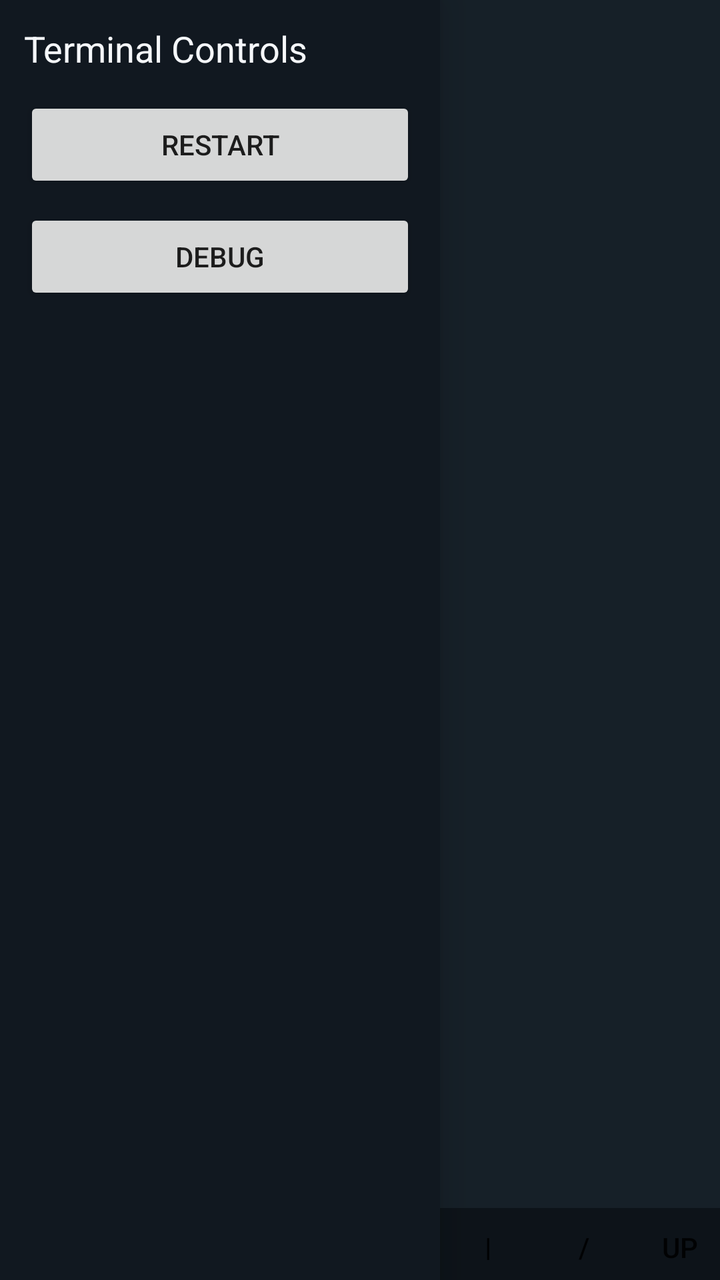
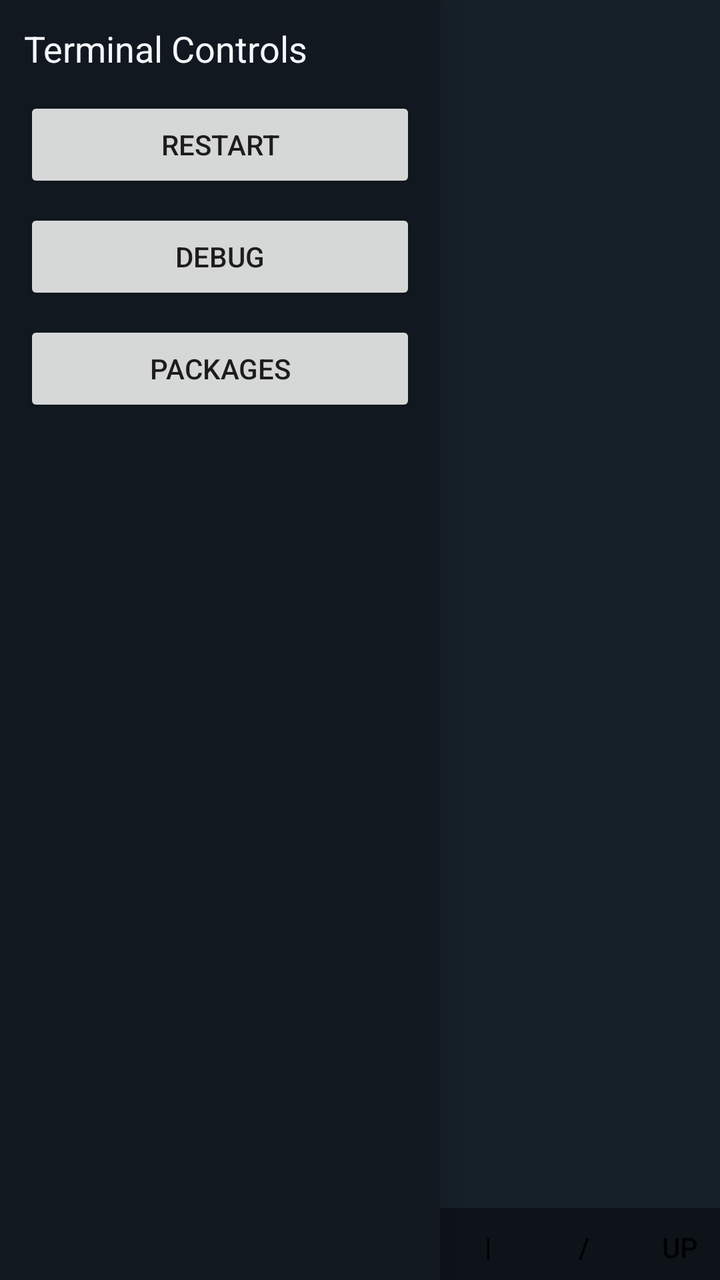

Screens rendered from an Android XML layout before and after an edit, with the pre-edit source and the edit as a unified diff.
<!-- AndroidManifest.xml: application theme android:Theme.Material.Light.NoActionBar -->
<!-- res/layout/activity_main.xml -->
<FrameLayout xmlns:android="http://schemas.android.com/apk/res/android"
    android:id="@+id/root_view"
    android:layout_width="match_parent"
    android:layout_height="match_parent"
    android:background="#10161d">

    <LinearLayout
        android:id="@+id/product_view"
        android:layout_width="match_parent"
        android:layout_height="match_parent"
        android:orientation="vertical">

        <FrameLayout
            android:id="@+id/product_content_frame"
            android:layout_width="match_parent"
            android:layout_height="0dp"
            android:layout_weight="1">

            <FrameLayout
                android:id="@+id/product_surface_container"
                android:layout_width="match_parent"
                android:layout_height="match_parent"
                android:background="#162028" />

            <ScrollView
                android:id="@+id/shell_output_scroll"
                android:layout_width="match_parent"
                android:layout_height="match_parent"
                android:background="@android:color/transparent"
                android:fillViewport="true">

                <TextView
                    android:id="@+id/shell_output_text"
                    android:layout_width="match_parent"
                    android:layout_height="wrap_content"
                    android:background="@android:color/transparent"
                    android:fontFamily="monospace"
                    android:padding="6dp"
                    android:textColor="#f5f7fa"
                    android:textSize="13sp"
                    android:typeface="monospace" />
            </ScrollView>

            <LinearLayout
                android:id="@+id/product_bootstrap_blocker"
                android:layout_width="match_parent"
                android:layout_height="match_parent"
                android:background="#cc10161d"
                android:gravity="center"
                android:orientation="vertical"
                android:padding="20dp"
                android:visibility="gone">

                <TextView
                    android:id="@+id/product_bootstrap_title"
                    android:layout_width="wrap_content"
                    android:layout_height="wrap_content"
                    android:gravity="center"
                    android:text="@string/product_bootstrap_title_missing"
                    android:textAppearance="@android:style/TextAppearance.Material.Large"
                    android:textColor="#f5f7fa" />

                <TextView
                    android:id="@+id/product_bootstrap_detail"
                    android:layout_width="wrap_content"
                    android:layout_height="wrap_content"
                    android:layout_marginTop="10dp"
                    android:gravity="center"
                    android:text="@string/product_bootstrap_detail_missing"
                    android:textAppearance="@android:style/TextAppearance.Material.Small"
                    android:textColor="#c2ccd6" />

                <LinearLayout
                    android:layout_width="wrap_content"
                    android:layout_height="wrap_content"
                    android:layout_marginTop="18dp"
                    android:gravity="center"
                    android:orientation="horizontal">

                    <Button
                        android:id="@+id/product_bootstrap_retry_button"
                        android:layout_width="wrap_content"
                        android:layout_height="wrap_content"
                        android:text="@string/product_bootstrap_retry" />

                    <Button
                        android:id="@+id/product_bootstrap_debug_button"
                        android:layout_width="wrap_content"
                        android:layout_height="wrap_content"
                        android:layout_marginStart="10dp"
                        android:text="@string/product_bootstrap_debug" />
                </LinearLayout>
            </LinearLayout>
        </FrameLayout>

        <HorizontalScrollView
            android:id="@+id/input_assist_scroll"
            android:layout_width="match_parent"
            android:layout_height="36dp"
            android:background="#0d1319"
            android:fillViewport="false"
            android:scrollbars="none">

            <LinearLayout
                android:id="@+id/input_assist_bar"
                android:layout_width="wrap_content"
                android:layout_height="match_parent"
                android:gravity="center_vertical"
                android:orientation="horizontal"
                android:paddingStart="4dp"
                android:paddingEnd="4dp">

                <Button
                    android:id="@+id/assist_esc_button"
                    style="@android:style/Widget.Material.Button.Borderless"
                    android:layout_width="wrap_content"
                    android:layout_height="match_parent"
                    android:minWidth="48dp"
                    android:text="@string/assist_esc" />

                <Button
                    android:id="@+id/assist_tab_button"
                    style="@android:style/Widget.Material.Button.Borderless"
                    android:layout_width="wrap_content"
                    android:layout_height="match_parent"
                    android:minWidth="48dp"
                    android:text="@string/assist_tab" />

                <Button
                    android:id="@+id/assist_ctrl_button"
                    style="@android:style/Widget.Material.Button.Borderless"
                    android:layout_width="wrap_content"
                    android:layout_height="match_parent"
                    android:minWidth="58dp"
                    android:text="@string/assist_ctrl" />

                <Button
                    android:id="@+id/assist_alt_button"
                    style="@android:style/Widget.Material.Button.Borderless"
                    android:layout_width="wrap_content"
                    android:layout_height="match_parent"
                    android:minWidth="58dp"
                    android:text="@string/assist_alt" />

                <Button
                    android:id="@+id/assist_pipe_button"
                    style="@android:style/Widget.Material.Button.Borderless"
                    android:layout_width="wrap_content"
                    android:layout_height="match_parent"
                    android:minWidth="48dp"
                    android:text="@string/assist_pipe" />

                <Button
                    android:id="@+id/assist_slash_button"
                    style="@android:style/Widget.Material.Button.Borderless"
                    android:layout_width="wrap_content"
                    android:layout_height="match_parent"
                    android:minWidth="48dp"
                    android:text="@string/assist_slash" />

                <Button
                    android:id="@+id/assist_up_button"
                    style="@android:style/Widget.Material.Button.Borderless"
                    android:layout_width="wrap_content"
                    android:layout_height="match_parent"
                    android:minWidth="48dp"
                    android:text="@string/assist_up" />

                <Button
                    android:id="@+id/assist_down_button"
                    style="@android:style/Widget.Material.Button.Borderless"
                    android:layout_width="wrap_content"
                    android:layout_height="match_parent"
                    android:minWidth="48dp"
                    android:text="@string/assist_down" />

                <Button
                    android:id="@+id/assist_left_button"
                    style="@android:style/Widget.Material.Button.Borderless"
                    android:layout_width="wrap_content"
                    android:layout_height="match_parent"
                    android:minWidth="48dp"
                    android:text="@string/assist_left" />

                <Button
                    android:id="@+id/assist_right_button"
                    style="@android:style/Widget.Material.Button.Borderless"
                    android:layout_width="wrap_content"
                    android:layout_height="match_parent"
                    android:minWidth="48dp"
                    android:text="@string/assist_right" />
            </LinearLayout>
        </HorizontalScrollView>

    </LinearLayout>

    <LinearLayout
        android:id="@+id/debug_view"
        android:layout_width="match_parent"
        android:layout_height="match_parent"
        android:orientation="vertical"
        android:padding="12dp"
        android:visibility="gone">

        <LinearLayout
            android:layout_width="match_parent"
            android:layout_height="wrap_content"
            android:gravity="center_vertical"
            android:orientation="horizontal">

            <TextView
                android:id="@+id/debug_title_text"
                android:layout_width="0dp"
                android:layout_height="wrap_content"
                android:layout_weight="1"
                android:text="@string/debug_view_title"
                android:textAppearance="@android:style/TextAppearance.Material.Medium" />

            <Button
                android:id="@+id/debug_view_mode_button"
                android:layout_width="wrap_content"
                android:layout_height="wrap_content"
                android:layout_marginStart="8dp"
                android:text="@string/show_product_view" />
        </LinearLayout>

        <TextView
            android:id="@+id/status_text"
            android:layout_width="match_parent"
            android:layout_height="wrap_content"
            android:paddingTop="8dp"
            android:paddingBottom="8dp"
            android:text="@string/status_booting"
            android:textAppearance="@android:style/TextAppearance.Material.Medium" />

        <TextView
            android:id="@+id/event_log_label"
            android:layout_width="match_parent"
            android:layout_height="wrap_content"
            android:paddingTop="8dp"
            android:text="@string/event_log_label"
            android:textAppearance="@android:style/TextAppearance.Material.Small" />

        <ScrollView
            android:layout_width="match_parent"
            android:layout_height="0dp"
            android:layout_marginTop="8dp"
            android:layout_weight="1"
            android:fillViewport="true">

            <TextView
                android:id="@+id/event_log"
                android:layout_width="match_parent"
                android:layout_height="wrap_content"
                android:fontFamily="monospace"
                android:paddingTop="8dp"
                android:textAppearance="@android:style/TextAppearance.Material.Small" />
        </ScrollView>
    </LinearLayout>

    <View
        android:id="@+id/drawer_scrim"
        android:layout_width="match_parent"
        android:layout_height="match_parent"
        android:background="#66000000"
        android:visibility="gone" />

    <LinearLayout
        android:id="@+id/left_sidebar"
        android:layout_width="220dp"
        android:layout_height="match_parent"
        android:layout_gravity="start"
        android:background="#111820"
        android:elevation="12dp"
        android:orientation="vertical"
        android:padding="12dp">

        <TextView
            android:id="@+id/sidebar_title"
            android:layout_width="match_parent"
            android:layout_height="wrap_content"
            android:paddingBottom="12dp"
            android:text="@string/sidebar_title"
            android:textAppearance="@android:style/TextAppearance.Material.Medium"
            android:textColor="#f5f7fa" />

        <Button
            android:id="@+id/sidebar_restart_button"
            android:layout_width="match_parent"
            android:layout_height="wrap_content"
            android:text="@string/shell_restart_short" />

        <Button
            android:id="@+id/sidebar_debug_button"
            android:layout_width="match_parent"
            android:layout_height="wrap_content"
            android:layout_marginTop="8dp"
            android:text="@string/show_debug_short" />
    </LinearLayout>

    <View
        android:id="@+id/left_edge_swipe_hotspot"
        android:layout_width="20dp"
        android:layout_height="match_parent"
        android:layout_gravity="start"
        android:background="#00000000" />

</FrameLayout>
<!-- resources referenced by this layout -->
<resources>
  <string name="assist_alt">Alt</string>
  <string name="assist_ctrl">Ctrl</string>
  <string name="assist_down">Down</string>
  <string name="assist_esc">Esc</string>
  <string name="assist_left">Left</string>
  <string name="assist_pipe">|</string>
  <string name="assist_right">Right</string>
  <string name="assist_slash">/</string>
  <string name="assist_tab">Tab</string>
  <string name="assist_up">Up</string>
  <string name="debug_view_title">Debug View</string>
  <string name="event_log_label">Event Log</string>
  <string name="product_bootstrap_debug">Open Debug</string>
  <string name="product_bootstrap_detail_missing">Stage the Android dev prefix before launching the product shell.</string>
  <string name="product_bootstrap_retry">Retry</string>
  <string name="product_bootstrap_title_missing">Userland Not Staged</string>
  <string name="shell_restart_short">Restart</string>
  <string name="show_debug_short">Debug</string>
  <string name="show_product_view">Show Product</string>
  <string name="sidebar_title">Terminal Controls</string>
  <string name="status_booting">state=booting</string>
</resources>

<!-- the commit's change to res/layout/activity_main.xml (unified diff, before → after) -->
@@ -234,6 +234,23 @@
             android:textAppearance="@android:style/TextAppearance.Material.Medium" />
 
         <TextView
+            android:id="@+id/package_status_label"
+            android:layout_width="match_parent"
+            android:layout_height="wrap_content"
+            android:text="@string/package_status_label"
+            android:textAppearance="@android:style/TextAppearance.Material.Small" />
+
+        <TextView
+            android:id="@+id/package_status_text"
+            android:layout_width="match_parent"
+            android:layout_height="wrap_content"
+            android:fontFamily="monospace"
+            android:paddingTop="6dp"
+            android:paddingBottom="6dp"
+            android:text="@string/package_status_idle"
+            android:textAppearance="@android:style/TextAppearance.Material.Small" />
+
+        <TextView
             android:id="@+id/event_log_label"
             android:layout_width="match_parent"
             android:layout_height="wrap_content"
@@ -296,6 +313,13 @@
             android:layout_height="wrap_content"
             android:layout_marginTop="8dp"
             android:text="@string/show_debug_short" />
+
+        <Button
+            android:id="@+id/sidebar_packages_button"
+            android:layout_width="match_parent"
+            android:layout_height="wrap_content"
+            android:layout_marginTop="8dp"
+            android:text="@string/sidebar_packages" />
     </LinearLayout>
 
     <View
<!-- resource entries referenced after the edit -->
@@ -12,6 +12,8 @@
   <string name="assist_up">Up</string>
   <string name="debug_view_title">Debug View</string>
   <string name="event_log_label">Event Log</string>
+  <string name="package_status_idle">Not queried yet.</string>
+  <string name="package_status_label">Package Status</string>
   <string name="product_bootstrap_debug">Open Debug</string>
   <string name="product_bootstrap_detail_missing">Stage the Android dev prefix before launching the product shell.</string>
   <string name="product_bootstrap_retry">Retry</string>
@@ -19,6 +21,7 @@
   <string name="shell_restart_short">Restart</string>
   <string name="show_debug_short">Debug</string>
   <string name="show_product_view">Show Product</string>
+  <string name="sidebar_packages">Packages</string>
   <string name="sidebar_title">Terminal Controls</string>
   <string name="status_booting">state=booting</string>
 </resources>
